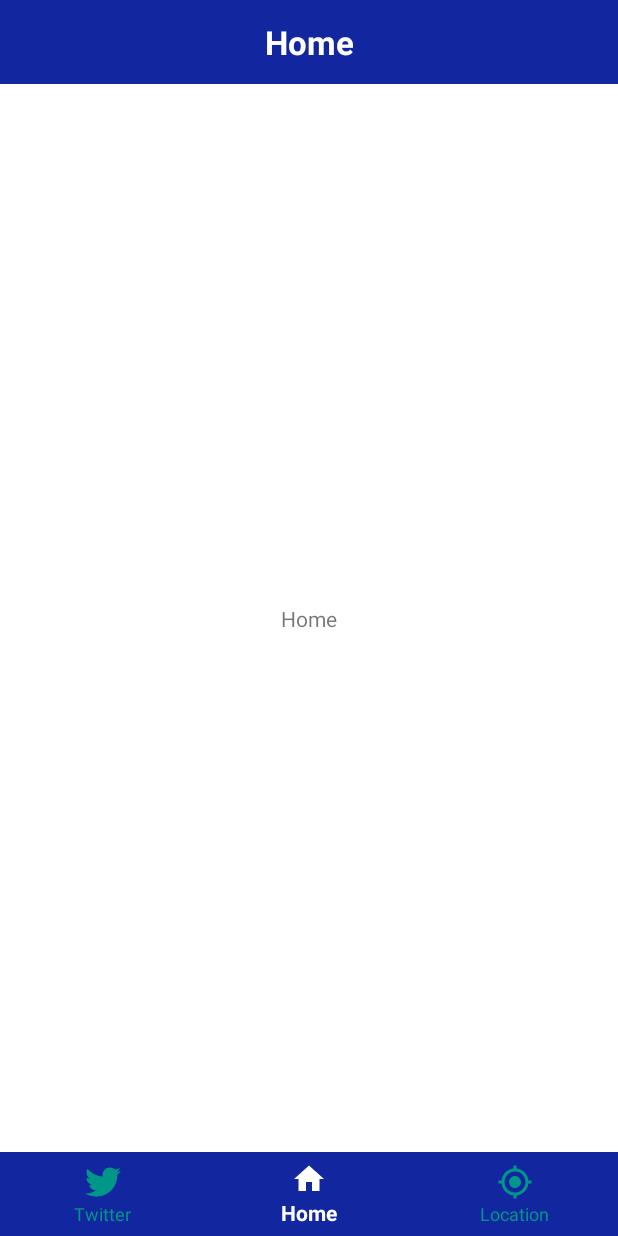
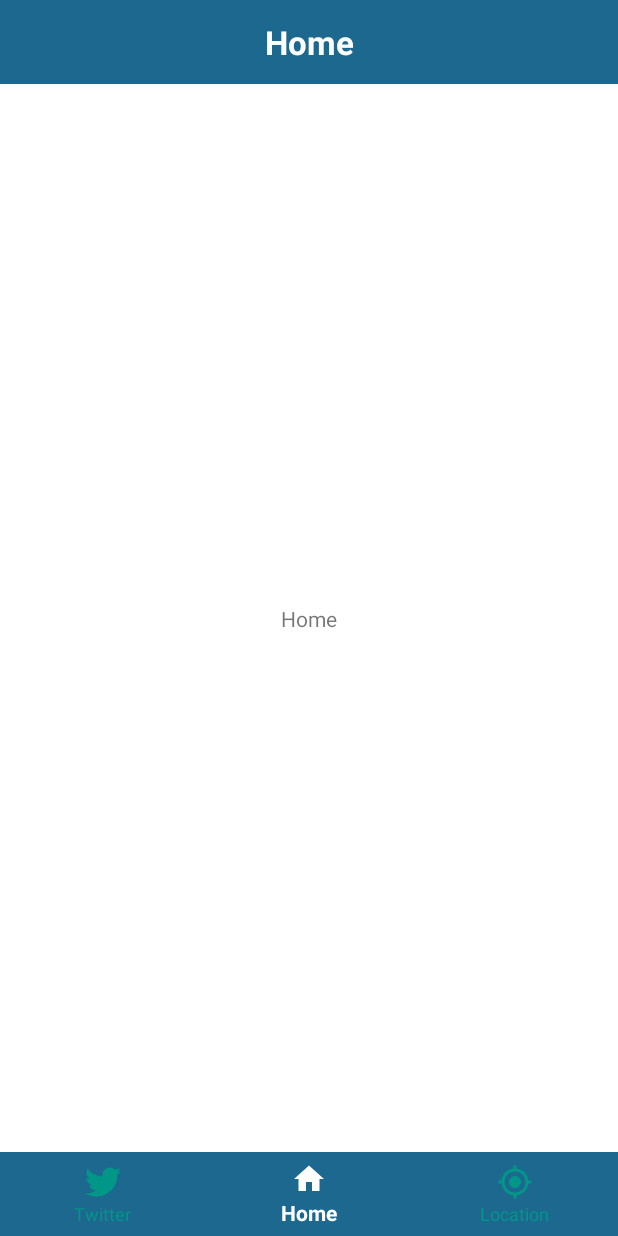
Before and after one commit to antoniokranjcina/AsyncLabsTask-ISS, an Android app: the screen it shows after launch (MainActivity), on a phone screen of 412 x 824 dp. Run offline under Robolectric (Android 15) with nearby library versions, the phone set to English and light mode, and no system bars; our stand-ins replace navigation-ui.

Commit message:
Changed app theme color

```diff
--- a/app/src/main/java/com/async/labs/iss/MainActivity.kt
+++ b/app/src/main/java/com/async/labs/iss/MainActivity.kt
@@ -16,7 +16,7 @@ class MainActivity : AppCompatActivity() {
         binding = ActivityMainBinding.inflate(layoutInflater)
         setContentView(binding.root)
 
-        window.statusBarColor = resources.getColor(R.color.bottom_nav_color, theme)
+        window.statusBarColor = resources.getColor(R.color.theme_color, theme)
         //window.decorView.systemUiVisibility = View.SYSTEM_UI_FLAG_LIGHT_STATUS_BAR
 
         val navController = findNavController(R.id.fragment)
--- a/app/src/main/res/layout/activity_main.xml
+++ b/app/src/main/res/layout/activity_main.xml
@@ -47,7 +47,7 @@
         android:layout_height="wrap_content"
         android:layout_alignParentBottom="true"
         android:background="?android:attr/windowBackground"
-        app:backgroundTint="@color/bottom_nav_color"
+        app:backgroundTint="@color/theme_color"
         app:elevation="0dp"
         app:itemIconTint="@drawable/bottom_navigation_selector"
         app:itemTextColor="@drawable/bottom_navigation_selector"
--- a/app/src/main/res/layout/toolbar.xml
+++ b/app/src/main/res/layout/toolbar.xml
@@ -3,7 +3,7 @@
     xmlns:tools="http://schemas.android.com/tools"
     android:layout_width="match_parent"
     android:layout_height="?attr/actionBarSize"
-    android:background="@color/bottom_nav_color"
+    android:background="@color/theme_color"
     android:gravity="center_vertical"
     android:orientation="horizontal"
     android:weightSum="100">
--- a/app/src/main/res/values/colors.xml
+++ b/app/src/main/res/values/colors.xml
@@ -5,5 +5,5 @@
     <color name="colorAccent">#03DAC5</color>
 
     <color name="white">#fff</color>
-    <color name="bottom_nav_color">#12279F</color>
+    <color name="theme_color">#1D688F</color>
 </resources>
```
